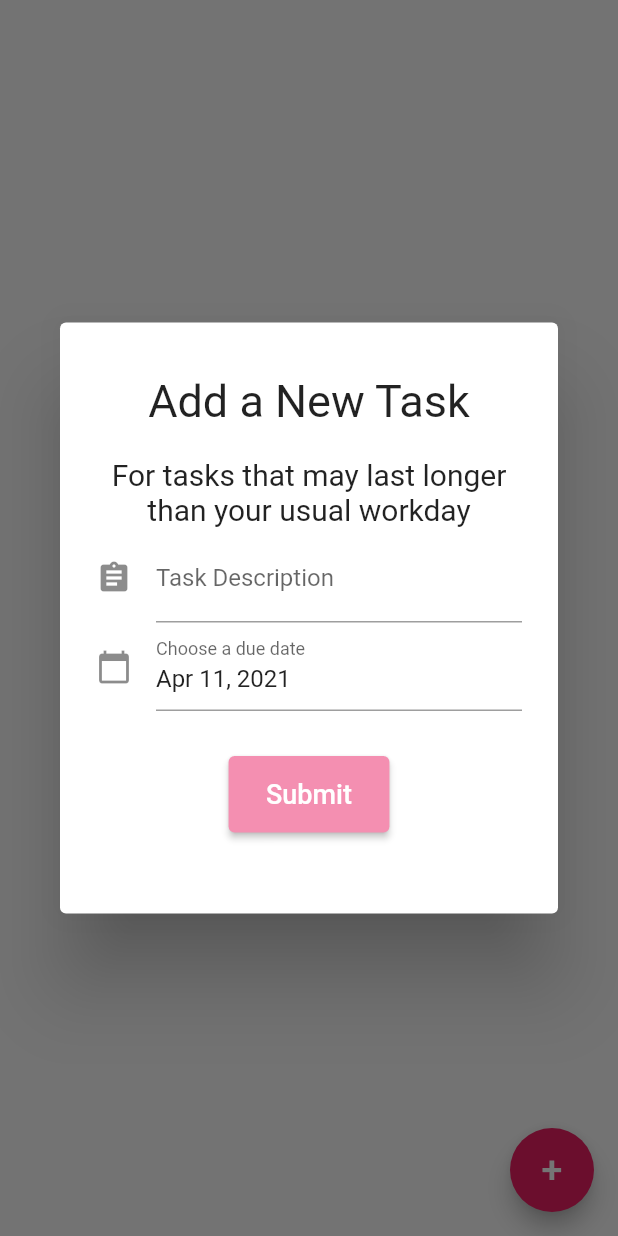
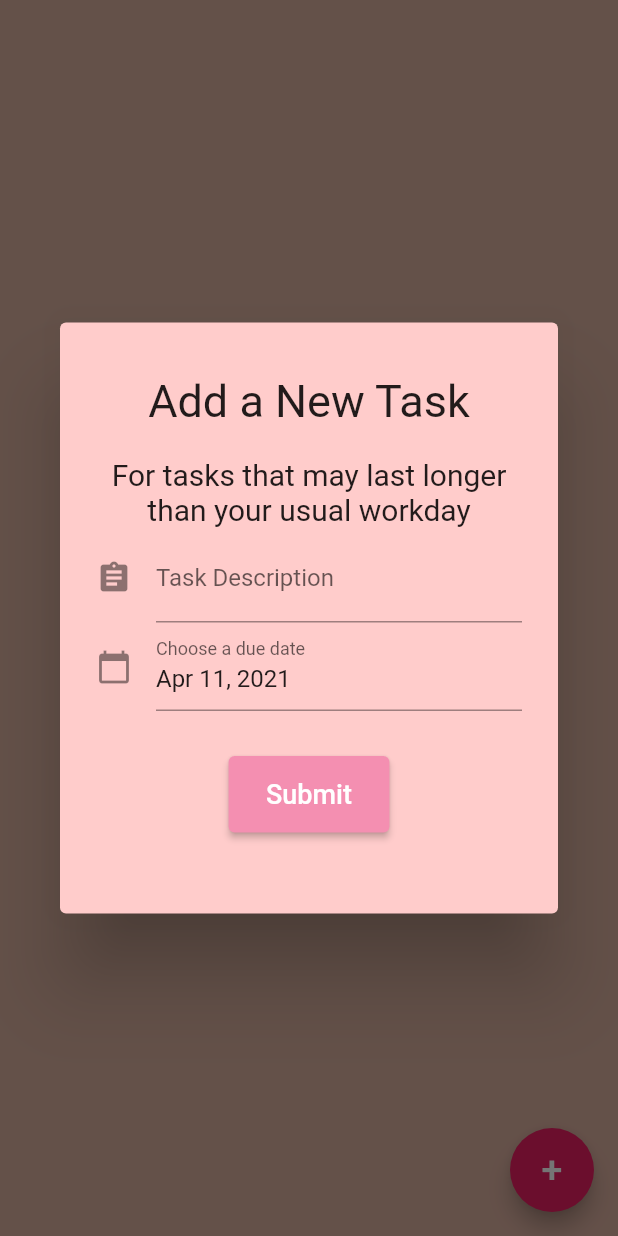
Before and after one commit to samderanova/tempus, a Flutter app: the Tasks screen opened directly, after a tap on an icon or button, on a phone screen of 412 x 824 dp. Run offline on Flutter 3.47's test engine with Material 2 defaults, Android fonts, the phone set to English and light mode, and no system bars; our stand-ins replace sqflite, table_calendar; accounts and stored records are empty; network calls fail.

Commit message:
styled form

```diff
--- a/lib/main.dart
+++ b/lib/main.dart
@@ -40,8 +40,8 @@ class _MyHomePageState extends State<MyHomePage> {
   static const Color navTextColor = Colors.white;
   static const Color navBackgroundColor = Color(0xffe0c2c0);
   int _selectedIndex;
-  static const TextStyle optionStyle =
-      TextStyle(fontSize: 30, fontWeight: FontWeight.bold);
+  // static const TextStyle optionStyle =
+  //     TextStyle(fontSize: 30, fontWeight: FontWeight.bold);
   List<Widget> _widgetOptions = <Widget>[
     Home(),
     Countdown(),
--- a/lib/tasks.dart
+++ b/lib/tasks.dart
@@ -78,7 +78,10 @@ class _TasksState extends State<Tasks> {
         onPressed: () {
           showDialog(
             context: context,
-            builder: (_) => AlertDialog(content: CustomForm(path, database)),
+            builder: (_) => AlertDialog(
+              backgroundColor: Color(0xffffcccb),
+              content: CustomForm(path, database),
+            ),
             useSafeArea: true,
           ).then((value) {
             refreshTasks();
@@ -86,6 +89,7 @@ class _TasksState extends State<Tasks> {
           });
         },
       ),
+      backgroundColor: Color(0xffdbb0a0),
     );
   }
 }
```
